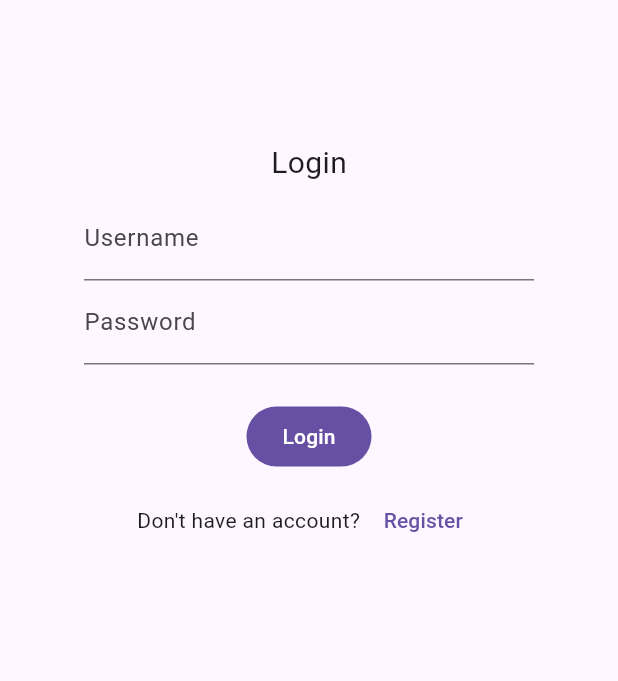
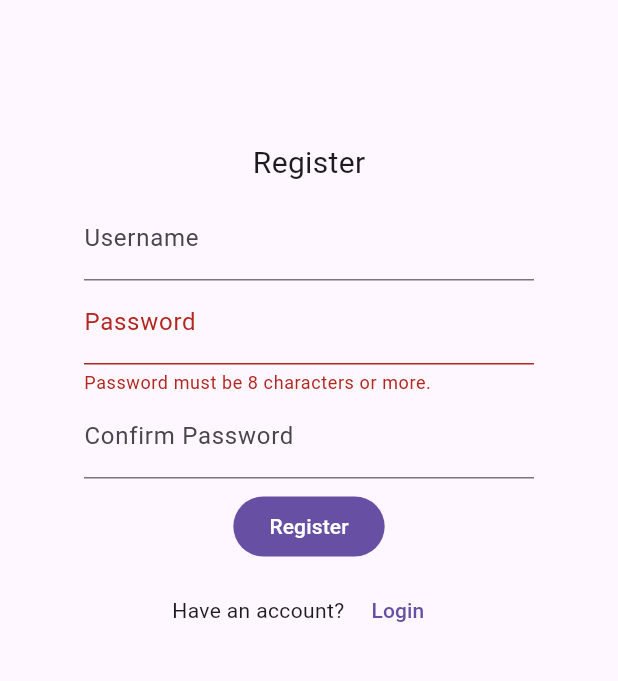
Before and after one commit to Orca-175/it312-final-project, a Flutter app: the screen it shows after launch, after a tap on "Register", on a phone screen of 412 x 824 dp, the part 63-744 px from its top. Run offline on Flutter 3.47's test engine with Material 3 defaults, Android fonts, the phone set to English and light mode, and no system bars; our stand-ins replace flutter_riverpod, go_router, riverpod_annotation; generated files the repository leaves out were written again.

Commit message:
Add user authentication

```diff
--- a/lib/classes/authentication.dart
+++ b/lib/classes/authentication.dart
@@ -11,5 +11,12 @@ class Authentication {
     return int.parse(response.body);
   }
 
-  // TODO: Add registration
+  static Future<String> register(String username, String password) async {
+    Response response = await post(Uri.parse('$requestUrl/register_user.php'), body: {'username': username, 'password': password});
+    if (response.statusCode != 200) {
+      throw Exception(response.body);
+    }
+
+    return response.body.toString();
+  }
 }
--- a/lib/pages/register.dart
+++ b/lib/pages/register.dart
@@ -1,5 +1,8 @@
 import 'package:flutter/material.dart';
 import 'package:go_router/go_router.dart';
+import 'package:it312_final_project/classes/authentication.dart';
+import 'package:it312_final_project/extensions/string_utilities.dart';
+import 'package:it312_final_project/widgets/header_message_dialog.dart';
 
 class Register extends StatefulWidget {
   const Register({super.key});
@@ -9,31 +12,93 @@ class Register extends StatefulWidget {
 }
 
 class _RegisterState extends State<Register> {
+  final _registerGlobalKey = GlobalKey<FormState>();
+  String _username = '';
+  String _password = '';
+  String _confirmPassword = '';
+
   @override
   Widget build(BuildContext context) {
     return Center(
       child: SizedBox(
         width: 300.0,
         child: Form(
+          key: _registerGlobalKey,
           child: Column(
             children: [
-              SizedBox(height: 80.0),
-              Text('Register', style: TextStyle(fontSize: 20.0)),
-              SizedBox(height: 8.0),
-              TextField(
-                decoration: InputDecoration(label: Text(('Username'))),
+              const SizedBox(height: 80.0),
+              Text('Register', style: const TextStyle(fontSize: 20.0)),
+              const SizedBox(height: 8.0),
+              TextFormField(
+                decoration: const InputDecoration(label: Text(('Username'))),
+                onSaved: (value) {
+                  _username = value!;
+                },
               ),
-              TextField(
-                decoration: InputDecoration(label: Text(('Password'))),
+              TextFormField(
+                obscureText: true,
+                decoration: const InputDecoration(label: Text(('Password'))),
+                onChanged: (value) => _password = value,
+                onSaved: (value) => _password = value!,
+                validator: (value) {
+                  if (value!.length < 8) {
+                    return 'Password must be 8 characters or more.';
+                  }
+                  return null;
+                },
               ),
-              TextField(
-                decoration: InputDecoration(label: Text(('Confirm Password'))),
+              TextFormField(
+                obscureText: true,
+                decoration: const InputDecoration(label: Text(('Confirm Password'))),
+                onSaved: (value) => _confirmPassword = value!,
+                validator: (value) {
+                  if (_password != value) {
+                    return 'Confirm Password must match Password.';
+                  }
+                  return null;
+                },
               ),
-              SizedBox(height: 8.0),
+              const SizedBox(height: 8.0),
               FilledButton(
-                onPressed: () {
-                  // TODO: Actually register account
-                  context.go('/login');
+                onPressed: () async {
+                  if (_registerGlobalKey.currentState!.validate()) {
+                    _registerGlobalKey.currentState!.save();
+                    try {
+                      String successMessage = await Authentication.register(_username, _password);
+                      if (!context.mounted) return;
+                      showDialog(
+                        context: context,
+                        builder: (context) {
+                          return HeaderMessageDialog(
+                            header: 'Success',
+                            message: '$successMessage Once your account has been approved, you will be able to login.',
+                            action: TextButton(
+                              onPressed: () {
+                                context.go('/login');
+                              },
+                              child: const Text('Go to Login'),
+                            ),
+                          );
+                        },
+                      );
+                    } catch (exception) {
+                      showDialog(
+                        context: context,
+                        builder: (context) {
+                          return HeaderMessageDialog(
+                            header: 'Credentials Error',
+                            message: exception.toString().removeExceptionPrefix(),
+                            action: TextButton(
+                              onPressed: () {
+                                context.pop();
+                              },
+                              child: const Text('Dismiss'),
+                            ),
+                          );
+                        }
+                      );
+                    }
+                  }
                 },
                 child: Text('Register'),
               ),
--- a/lib/providers/student_details_provider.dart
+++ b/lib/providers/student_details_provider.dart
@@ -30,7 +30,7 @@ class StudentDetailsNotifier extends _$StudentDetailsNotifier {
     return await state.submit(operation);
   }
 
-  void requestStudentDetails(int id) async {
+  Future<void> requestStudentDetails(int id) async {
     state = await StudentDetails.fromId(id);
   }
 }
```
Also changed, not shown: lib/classes/student_details.dart (+9 -1 lines), lib/pages/login.dart (+25 -2 lines), lib/tests/test.dart (+41 -3 lines), lib/widgets/header_message_dialog.dart (added, +30 -0 lines), lib/providers/student_details_provider.g.dart.
